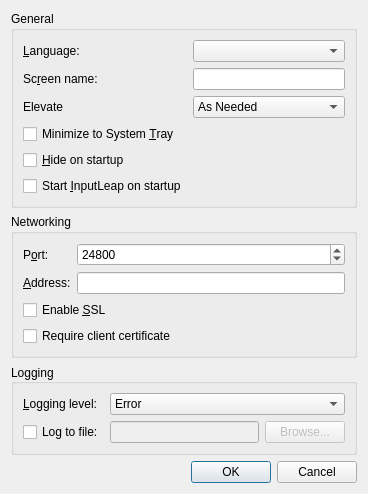
First picture: the form in src/gui/src/SettingsDialogBase.ui, repository input-leap/input-leap, before the edit.
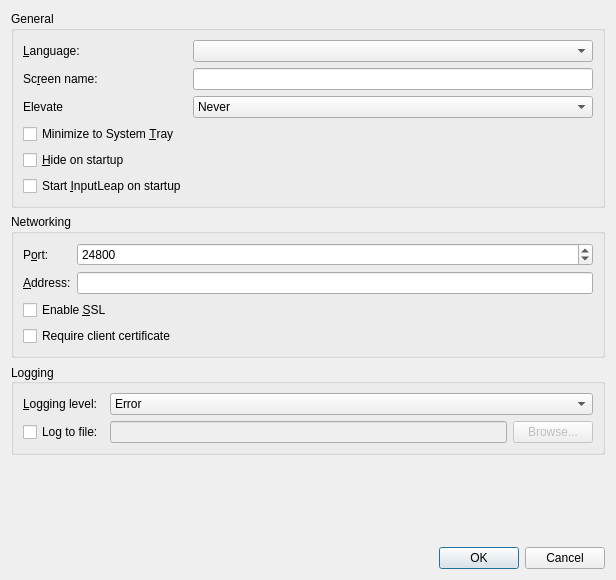
Second picture: the form after the edit.

Commit message:
Update config dialog defaults and sizes
Also change row to non-duplicate value in ServerConfigDialogBase (2 rows #7)

Diff of the .ui file:
```diff
--- a/src/gui/src/SettingsDialogBase.ui
+++ b/src/gui/src/SettingsDialogBase.ui
@@ -6,8 +6,8 @@
    <rect>
     <x>0</x>
     <y>0</y>
-    <width>368</width>
-    <height>428</height>
+    <width>616</width>
+    <height>580</height>
    </rect>
   </property>
   <property name="windowTitle">
@@ -93,7 +93,7 @@
          <string>Specify when the InputLeap service should run at an elevated privilege level</string>
         </property>
         <property name="currentIndex">
-         <number>0</number>
+         <number>2</number>
         </property>
         <item>
          <property name="text">
```
The commit also changes 1 other file.
